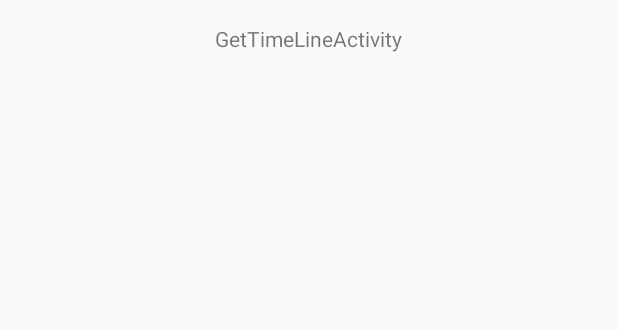
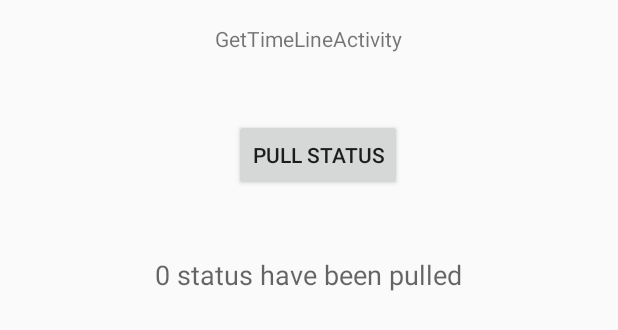
Before and after one commit to JackKell/Mimicry, an Android app: the layout activity_get_timeline.xml on its own in the app's theme, with its tools: preview values and no code run, on a phone screen of 412 x 824 dp. Shown: the top 330 px of the screen. Run offline under Robolectric (Android 15) with nearby library versions, the phone set to English and light mode, and no system bars.

Commit message:
Can now pull from a time line. But still cannot pull whole time line.

```diff
--- a/app/src/main/res/layout/activity_get_timeline.xml
+++ b/app/src/main/res/layout/activity_get_timeline.xml
@@ -12,4 +12,35 @@
         android:layout_alignParentTop="true"
         android:layout_centerHorizontal="true" />
 
+    <TextView
+        android:layout_width="wrap_content"
+        android:layout_height="wrap_content"
+        android:textAppearance="?android:attr/textAppearanceMedium"
+        android:text="0 status have been pulled"
+        android:id="@+id/textViewStatusCount"
+        android:layout_marginTop="43dp"
+        android:layout_below="@+id/pullTimelineButton"
+        android:layout_centerHorizontal="true" />
+
+    <Button
+        android:layout_width="wrap_content"
+        android:layout_height="wrap_content"
+        android:text="Pull Status"
+        android:id="@+id/pullTimelineButton"
+        android:layout_below="@+id/textboxGetTimeLine"
+        android:layout_alignRight="@+id/textboxGetTimeLine"
+        android:layout_alignEnd="@+id/textboxGetTimeLine"
+        android:layout_marginTop="44dp" />
+
+    <TextView
+        android:layout_width="wrap_content"
+        android:layout_height="wrap_content"
+        android:textAppearance="?android:attr/textAppearanceLarge"
+        android:id="@+id/textViewFirstTweet"
+        android:layout_centerVertical="true"
+        android:layout_alignParentLeft="true"
+        android:layout_alignParentStart="true"
+        android:layout_alignParentRight="true"
+        android:layout_alignParentEnd="true" />
+
 </RelativeLayout>
```
Also changed, not shown: app/src/main/AndroidManifest.xml (+5 -5 lines), app/src/main/java/com/github/jackkell/mimicryproject/Config/Config.java (+4 -4 lines), app/src/main/java/com/github/jackkell/mimicryproject/GetTimelineActivity.java (+36 -0 lines), app/src/main/java/com/github/jackkell/mimicryproject/TwitterTasks/GetTimelineTask.java (+40 -8 lines).
